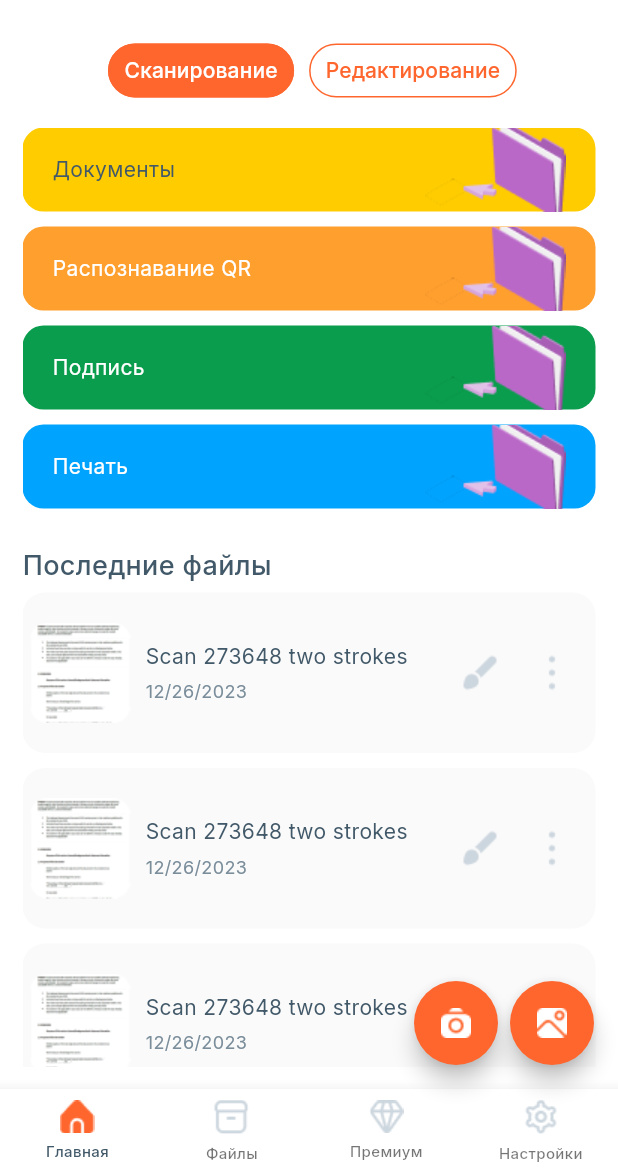
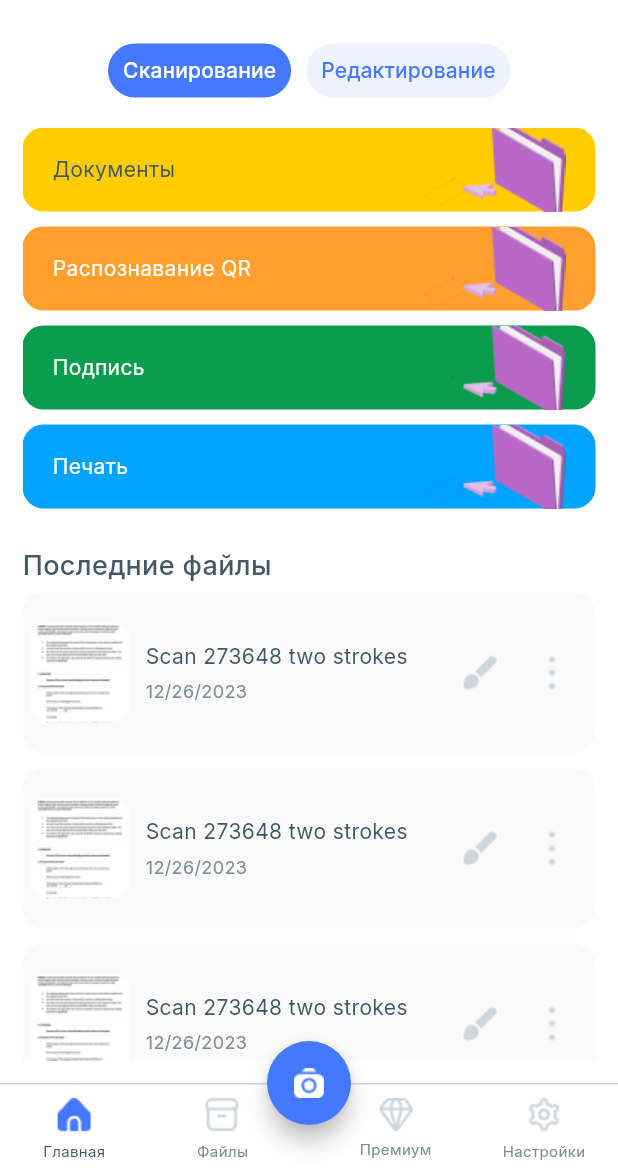
Before and after one commit to MaximKemmel/scannerapp, a Flutter app: the HomeScreen screen opened directly, on a phone screen of 412 x 824 dp, the part 63-1236 px from its top. Run offline on Flutter 3.47's test engine with Material 2 defaults, Android fonts, the phone set to English and light mode, and no system bars; our stand-ins replace flutter_switch, google_fonts; missing offline and left inert: flutter_share.

```diff
--- a/lib/ui/screens/home/home.dart
+++ b/lib/ui/screens/home/home.dart
@@ -57,6 +57,12 @@ class _HomeScreenState extends State<HomeScreen> {
           : AppBar(
               surfaceTintColor: Colors.transparent,
               backgroundColor: AppColors().backgroundColor,
+              shape: selectedTab != 0 ? Border(
+                bottom: BorderSide(
+                  color: AppColors().inactiveColor,
+                  width: 1
+                ),
+              ) : null,
               title: Text(
                 pageNames[selectedTab],
                 style: GoogleFonts.inter(
@@ -118,7 +124,7 @@ class _HomeScreenState extends State<HomeScreen> {
                                     color: isSearchFieldVisible
                                         ? AppColors().inactiveColor
                                         : Colors.transparent,
-                                    width: isSearchFieldVisible ? 1 : 0,
+                                    width: 0,
                                   ),
                                 ),
                                 enabledBorder: OutlineInputBorder(
@@ -127,7 +133,7 @@ class _HomeScreenState extends State<HomeScreen> {
                                     color: isSearchFieldVisible
                                         ? AppColors().inactiveColor
                                         : Colors.transparent,
-                                    width: isSearchFieldVisible ? 1 : 0,
+                                    width: 0,
                                   ),
                                 ),
                                 labelText: '',
@@ -169,96 +175,164 @@ class _HomeScreenState extends State<HomeScreen> {
             selectedTab == 2 ? EdgeInsets.zero : const EdgeInsets.all(15.0),
         child: pages[selectedTab],
       ),
+      floatingActionButtonLocation: FloatingActionButtonLocation.centerDocked,
       floatingActionButton: selectedTab < 2
-          ? Row(
-              mainAxisAlignment: MainAxisAlignment.end,
-              children: [
-                FloatingActionButton(
+          ? FloatingActionButton(
               heroTag: "photo_btn",
               shape: const CircleBorder(),
               backgroundColor: AppColors().actionColor,
               onPressed: () {},
               child: Image.asset('assets/png/photo.png'),
+            )
+          : null,
+      bottomNavigationBar: BottomAppBar(
+        height: 60,
+        padding: EdgeInsets.zero,
+        surfaceTintColor: Colors.transparent,
+        notchMargin: 0,
+        child: Container(
+          decoration: BoxDecoration(
+            color: AppColors().backgroundColor,
+            border: Border(
+              top: BorderSide(
+                width: 1,
+                color: AppColors().inactiveColor,
               ),
-                const SizedBox(width: 8),
-                FloatingActionButton(
-                  heroTag: "image_btn",
-                  shape: const CircleBorder(),
-                  backgroundColor: AppColors().actionColor,
-                  onPressed: () {},
-                  child: Image.asset('assets/png/image.png'),
+            ),
+          ),
+          child: Row(
+            mainAxisAlignment: MainAxisAlignment.spaceBetween,
+            children: [
+              Material(
+                color: Colors.transparent,
+                child: InkWell(
+                  onTap: () {
+                    setState(() {
+                      selectedTab = 0;
+                      isSearchFieldVisible = false;
+                    });
+                  },
+                  child: SizedBox(
+                    width: MediaQuery.of(context).size.width * 0.24,
+                    child: Column(
+                      mainAxisAlignment: MainAxisAlignment.center,
+                      children: [
+                        Padding(
+                          padding: const EdgeInsets.only(bottom: 5.0),
+                          child: Image.asset(selectedTab == 0 ? 'assets/png/home_active.png' : 'assets/png/home.png'),
+                        ),
+                        Text(
+                          "Главная",
+                          style: GoogleFonts.inter(
+                            fontWeight: FontWeight.w400,
+                            fontSize: 10,
+                            color: selectedTab == 0 ? AppColors().darkTextColor : AppColors().grayTextColor,
+                          ),
                         ),
                       ],
-            )
-          : null,
-      bottomNavigationBar: BottomNavigationBar(
-        backgroundColor: AppColors().backgroundColor,
-        showUnselectedLabels: true,
-        type: BottomNavigationBarType.fixed,
-        currentIndex: selectedTab,
-        selectedItemColor: AppColors().darkTextColor,
-        selectedLabelStyle: GoogleFonts.inter(
-          fontWeight: FontWeight.w500,
+                    ),
+                  ),
+                ),
+              ),
+              Material(
+                color: Colors.transparent,
+                child: InkWell(
+                  onTap: () {
+                    setState(() {
+                      selectedTab = 1;
+                      isSearchFieldVisible = false;
+                    });
+                  },
+                  child: SizedBox(
+                    width: MediaQuery.of(context).size.width * 0.24,
+                    child: Column(
+                      mainAxisAlignment: MainAxisAlignment.center,
+                      children: [
+                        Padding(
+                          padding: const EdgeInsets.only(bottom: 5.0),
+                          child: Image.asset(selectedTab == 1 ? 'assets/png/files_active.png' : 'assets/png/files.png'),
+                        ),
+                        Text(
+                          "Файлы",
+                          style: GoogleFonts.inter(
+                            fontWeight: FontWeight.w400,
                             fontSize: 10,
-          color: AppColors().actionColor,
+                            color: selectedTab == 1 ? AppColors().darkTextColor : AppColors().grayTextColor,
                           ),
-        unselectedLabelStyle: GoogleFonts.inter(
-          fontWeight: FontWeight.w500,
-          fontSize: 10,
-          color: AppColors().grayTextColor,
-        ),
-        items: [
-          BottomNavigationBarItem(
-            activeIcon: Padding(
-              padding: const EdgeInsets.only(bottom: 5.0),
-              child: Image.asset('assets/png/home_active.png'),
-            ),
-            icon: Padding(
-              padding: const EdgeInsets.only(bottom: 5.0),
-              child: Image.asset('assets/png/home.png'),
-            ),
-            label: "Главная",
-          ),
-          BottomNavigationBarItem(
-            activeIcon: Padding(
-              padding: const EdgeInsets.only(bottom: 5.0),
-              child: Image.asset('assets/png/files_active.png'),
-            ),
-            icon: Padding(
-              padding: const EdgeInsets.only(bottom: 5.0),
-              child: Image.asset('assets/png/files.png'),
-            ),
-            label: "Файлы",
-          ),
-          BottomNavigationBarItem(
-            activeIcon: Padding(
-              padding: const EdgeInsets.only(bottom: 5.0),
-              child: Image.asset('assets/png/premium.png'),
-            ),
-            icon: Padding(
-              padding: const EdgeInsets.only(bottom: 5.0),
-              child: Image.asset('assets/png/premium.png'),
-            ),
-            label: "Премиум",
-          ),
-          BottomNavigationBarItem(
-            activeIcon: Padding(
-              padding: const EdgeInsets.only(bottom: 5.0),
-              child: Image.asset('assets/png/settings_active.png'),
-            ),
-            icon: Padding(
-              padding: const EdgeInsets.only(bottom: 5.0),
-              child: Image.asset('assets/png/settings.png'),
-            ),
-            label: "Настройки",
                         ),
                       ],
-        onTap: (index) {
-          if (selectedTab == index) return;
+                    ),
+                  ),
+                ),
+              ),
+              const Expanded(
+                child: SizedBox(),
+              ),
+              Material(
+                color: Colors.transparent,
+                child: InkWell(
+                  onTap: () {
                     setState(() {
-            selectedTab = index;
+                      selectedTab = 2;
+                      isSearchFieldVisible = false;
                     });
                   },
+                  child: SizedBox(
+                    width: MediaQuery.of(context).size.width * 0.24,
+                    child: Column(
+                      mainAxisAlignment: MainAxisAlignment.center,
+                      children: [
+                        Padding(
+                          padding: const EdgeInsets.only(bottom: 5.0),
+                          child: Image.asset(selectedTab == 2 ? 'assets/png/premium.png' : 'assets/png/premium.png'),
+                        ),
+                        Text(
+                          "Премиум",
+                          style: GoogleFonts.inter(
+                            fontWeight: FontWeight.w400,
+                            fontSize: 10,
+                            color: selectedTab == 2 ? AppColors().darkTextColor : AppColors().grayTextColor,
+                          ),
+                        ),
+                      ],
+                    ),
+                  ),
+                ),
+              ),
+              Material(
+                color: Colors.transparent,
+                child: InkWell(
+                  onTap: () {
+                    setState(() {
+                      selectedTab = 3;
+                      isSearchFieldVisible = false;
+                    });
+                  },
+                  child: SizedBox(
+                    width: MediaQuery.of(context).size.width * 0.24,
+                    child: Column(
+                      mainAxisAlignment: MainAxisAlignment.center,
+                      children: [
+                        Padding(
+                          padding: const EdgeInsets.only(bottom: 5.0),
+                          child: Image.asset(selectedTab == 3 ? 'assets/png/settings_active.png' : 'assets/png/settings.png'),
+                        ),
+                        Text(
+                          "Настройки",
+                          style: GoogleFonts.inter(
+                            fontWeight: FontWeight.w400,
+                            fontSize: 10,
+                            color: selectedTab == 3 ? AppColors().darkTextColor : AppColors().grayTextColor,
+                          ),
+                        ),
+                      ],
+                    ),
+                  ),
+                ),
+              ),
+            ],
+          ),
+        ),
       ),
     );
   }
--- a/lib/ui/screens/home/pages/files.dart
+++ b/lib/ui/screens/home/pages/files.dart
@@ -281,7 +281,7 @@ class _FilesPageState extends State<FilesPage> {
                     const SizedBox(height: 10),
                   ],
                 ),
-              const SizedBox(height: 50),
+              const SizedBox(height: 25),
             ],
           ),
         ),
--- a/lib/ui/screens/home/pages/main.dart
+++ b/lib/ui/screens/home/pages/main.dart
@@ -11,6 +11,14 @@ class MainPage extends StatefulWidget {
 }
 
 class _MainPageState extends State<MainPage> with TickerProviderStateMixin {
+  late int currentTab;
+
+  @override
+  void initState() {
+    currentTab = 0;
+    super.initState();
+  }
+
   @override
   Widget build(BuildContext context) {
     TabController tabController = TabController(length: 2, vsync: this);
@@ -25,8 +33,6 @@ class _MainPageState extends State<MainPage> with TickerProviderStateMixin {
             child: TabBar(
               controller: tabController,
               physics: const ClampingScrollPhysics(),
-              labelColor: AppColors().backgroundColor,
-              unselectedLabelColor: AppColors().actionColor,
               isScrollable: true,
               indicatorSize: TabBarIndicatorSize.tab,
               labelPadding: const EdgeInsets.symmetric(horizontal: 5),
@@ -34,8 +40,12 @@ class _MainPageState extends State<MainPage> with TickerProviderStateMixin {
               indicatorWeight: 0,
               indicator: BoxDecoration(
                 borderRadius: BorderRadius.circular(50),
-                color: AppColors().actionColor,
               ),
+              onTap: (index) {
+                setState(() {
+                  currentTab = index;
+                });
+              },
               dividerColor: Colors.transparent,
               tabs: [
                 Tab(
@@ -43,10 +53,7 @@ class _MainPageState extends State<MainPage> with TickerProviderStateMixin {
                     padding: const EdgeInsets.symmetric(horizontal: 10),
                     decoration: BoxDecoration(
                       borderRadius: BorderRadius.circular(50),
-                      border: Border.all(
-                        color: AppColors().actionColor,
-                        width: 1,
-                      ),
+                      color: currentTab == 1 ? AppColors().actionLightColor : AppColors().actionColor,
                     ),
                     child: Center(
                       child: Text(
@@ -54,6 +61,7 @@ class _MainPageState extends State<MainPage> with TickerProviderStateMixin {
                         style: GoogleFonts.inter(
                           fontWeight: FontWeight.w500,
                           fontSize: 14,
+                          color: currentTab == 1 ? AppColors().actionColor : AppColors().backgroundColor,
                         ),
                       ),
                     ),
@@ -65,10 +73,7 @@ class _MainPageState extends State<MainPage> with TickerProviderStateMixin {
                         const EdgeInsets.symmetric(horizontal: 10, vertical: 1),
                     decoration: BoxDecoration(
                       borderRadius: BorderRadius.circular(50),
-                      border: Border.all(
-                        color: AppColors().actionColor,
-                        width: 1,
-                      ),
+                      color: currentTab == 0 ? AppColors().actionLightColor : AppColors().actionColor,
                     ),
                     child: Center(
                       child: Text(
@@ -76,6 +81,7 @@ class _MainPageState extends State<MainPage> with TickerProviderStateMixin {
                         style: GoogleFonts.inter(
                           fontWeight: FontWeight.w500,
                           fontSize: 14,
+                          color: currentTab == 0 ? AppColors().actionColor : AppColors().backgroundColor,
                         ),
                       ),
                     ),
@@ -239,7 +245,7 @@ class _MainPageState extends State<MainPage> with TickerProviderStateMixin {
                         const SizedBox(height: 10),
                       ],
                     ),
-                  const SizedBox(height: 50),
+                  const SizedBox(height: 25),
                 ],
               ),
             ],
--- a/lib/ui/screens/home/pages/settings.dart
+++ b/lib/ui/screens/home/pages/settings.dart
@@ -24,8 +24,8 @@ class _SettingsPageState extends State<SettingsPage> {
 
   @override
   Widget build(BuildContext context) {
-    return Column(
-      crossAxisAlignment: CrossAxisAlignment.start,
+    return ListView(
+      //crossAxisAlignment: CrossAxisAlignment.start,
       children: [
         Padding(
           padding: const EdgeInsets.symmetric(vertical: 15),
@@ -357,7 +357,7 @@ class _SettingsPageState extends State<SettingsPage> {
                       style: GoogleFonts.inter(
                         fontWeight: FontWeight.w500,
                         fontSize: 16,
-                        color: AppColors().actionColor,
+                        color: AppColors().exitColor,
                       ),
                     ),
                   ),
--- a/lib/ui/theme/color.dart
+++ b/lib/ui/theme/color.dart
@@ -2,8 +2,9 @@ import 'dart:ui';
 
 class AppColors {
   final Color backgroundColor = const Color.fromRGBO(255, 255, 255, 1);
-  final Color actionColor = const Color.fromRGBO(255, 102, 46, 1);
-  final Color actionLightColor = const Color.fromRGBO(255, 232, 223, 1);
+  final Color actionColor = const Color.fromRGBO(68, 120, 255, 1);
+  final Color actionLightColor = const Color.fromRGBO(239, 242, 254, 1);
+  final Color exitColor = const Color.fromRGBO(255, 75, 86, 1);
   final Color textFieldColor = const Color.fromRGBO(230, 234, 238, 1);
   final Color cardColor = const Color.fromRGBO(250, 250, 250, 1);
   final Color inactiveColor = const Color.fromRGBO(204, 214, 222, 1);
```
Also changed, not shown: lib/ui/screens/login/login.dart (+15 -4 lines), lib/ui/screens/onboard/onboard.dart (+36 -24 lines), lib/ui/screens/splash/splash.dart (+20 -7 lines), assets/png/files_active.png, assets/png/folder_with_files.png, assets/png/home_active.png, assets/png/info_active.png, assets/png/info_check.png, assets/png/onboard_one.png (added), assets/png/onboard_three.png (added), assets/png/onboard_two.png (added), assets/png/settings_active.png. Lines whose indentation alone changed are shown as unchanged.
